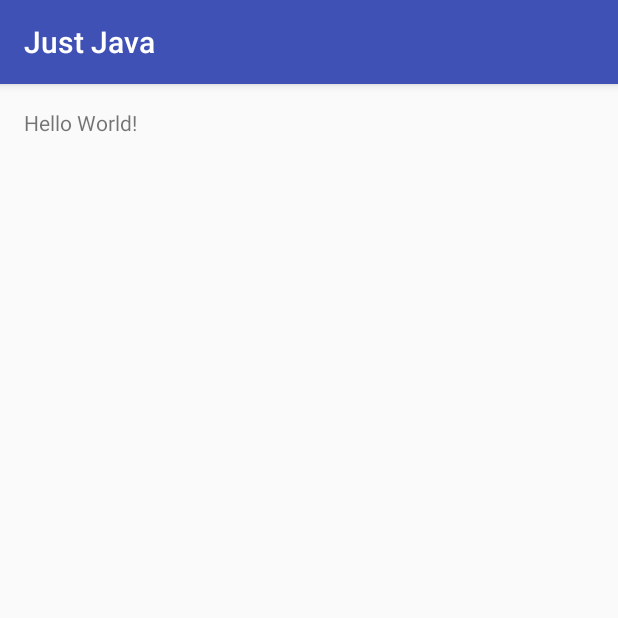
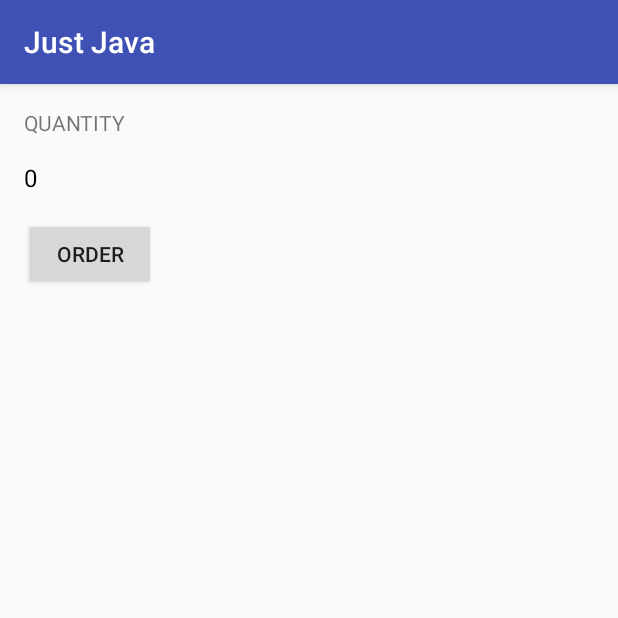
Before and after one commit to ezbery/Android, an Android app: the screen it shows after launch (MainActivity), on a phone screen of 412 x 824 dp, the top half of it. Run offline under Robolectric (Android 15) with nearby library versions, the phone set to English and light mode, and no system bars.

Commit message:
xml layout

```diff
--- a/JustJava/app/src/main/res/layout/activity_main.xml
+++ b/JustJava/app/src/main/res/layout/activity_main.xml
@@ -1,9 +1,10 @@
 <?xml version="1.0" encoding="utf-8"?>
-<RelativeLayout xmlns:android="http://schemas.android.com/apk/res/android"
+<LinearLayout xmlns:android="http://schemas.android.com/apk/res/android"
     xmlns:tools="http://schemas.android.com/tools"
     android:id="@+id/activity_main"
     android:layout_width="match_parent"
     android:layout_height="match_parent"
+    android:orientation="vertical"
     android:paddingBottom="@dimen/activity_vertical_margin"
     android:paddingLeft="@dimen/activity_horizontal_margin"
     android:paddingRight="@dimen/activity_horizontal_margin"
@@ -13,5 +14,26 @@
     <TextView
         android:layout_width="wrap_content"
         android:layout_height="wrap_content"
-        android:text="Hello World!" />
-</RelativeLayout>
+        android:layout_marginBottom="16dp"
+        android:text="Quantity"
+        android:textAllCaps="true"
+        />
+
+    <TextView
+        android:id="@+id/quantity_text_view"
+        android:layout_width="wrap_content"
+        android:layout_height="wrap_content"
+        android:text="0"
+        android:textColor="@android:color/black"
+        android:textSize="16sp"
+        />
+
+    <Button
+        android:layout_width="wrap_content"
+        android:layout_height="wrap_content"
+        android:layout_marginTop="16dp"
+        android:onClick="submitOrder"
+        android:text="Order"
+        />
+
+</LinearLayout>
```
